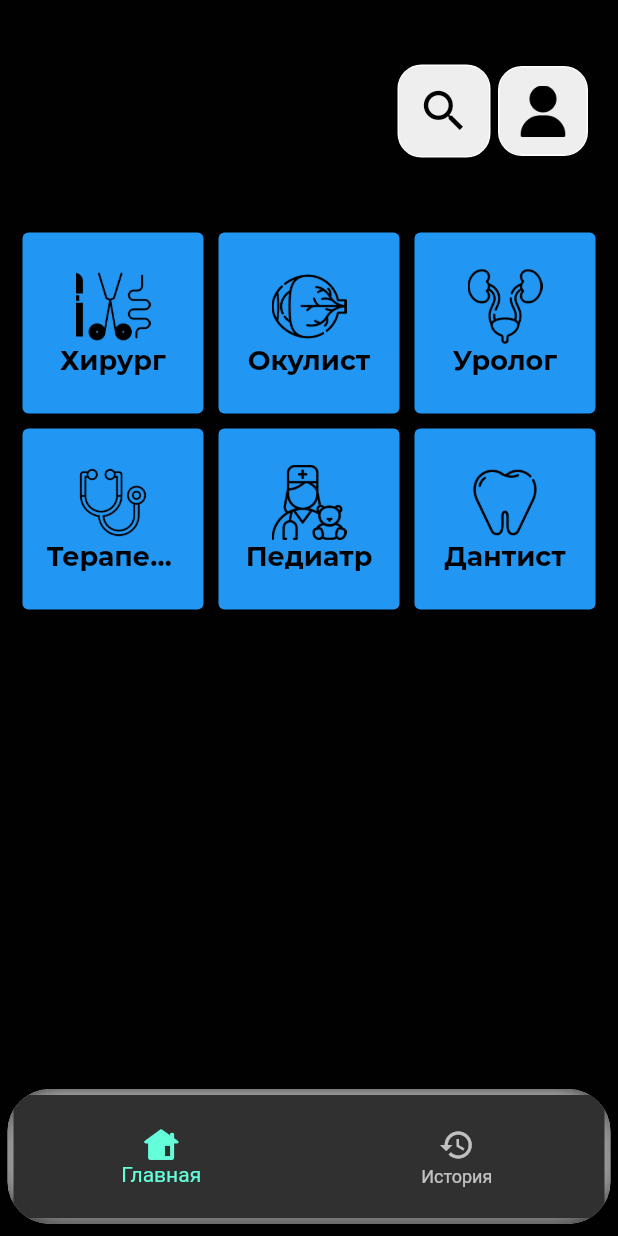
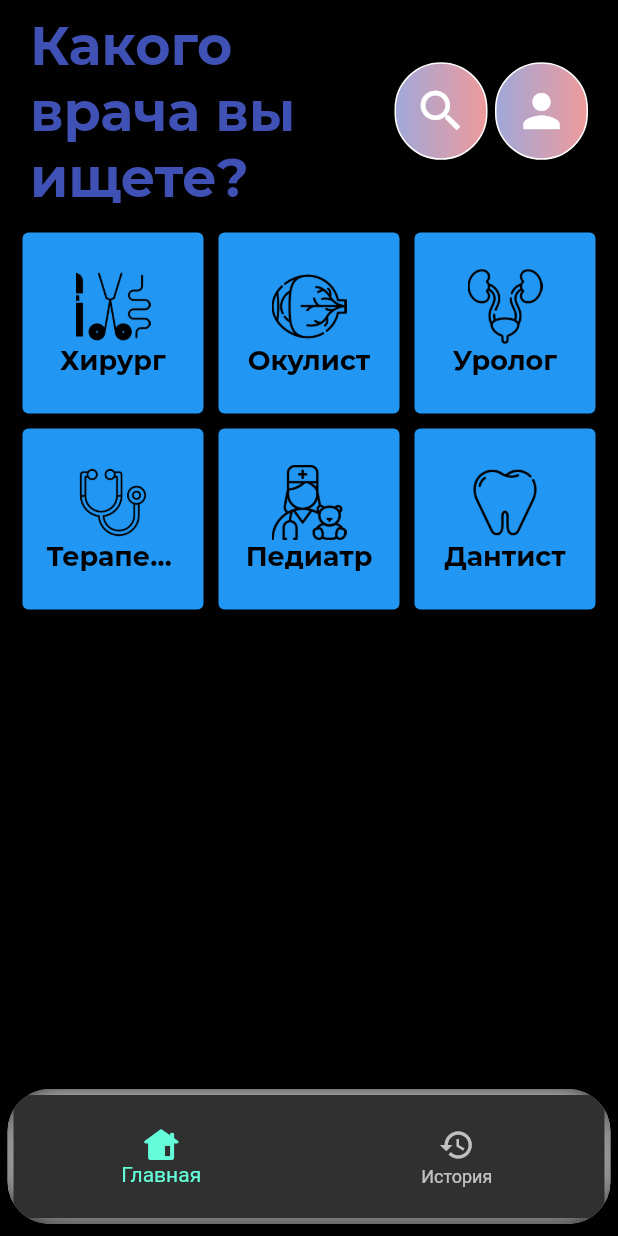
Before and after one commit to shizopudge/healthy_medicine_2, a Flutter app: the screen it shows once a user with an empty profile is signed in, on a phone screen of 412 x 824 dp. Run offline on Flutter 3.47's test engine with Material 2 defaults, Android fonts, the light colour scheme and no system bars; our stand-ins replace cloud_firestore, equatable, file_picker, firebase_auth, firebase_core, firebase_storage and 6 more; accounts and stored records are empty.

Commit message:
ninth commit

```diff
--- a/lib/app_theme.dart
+++ b/lib/app_theme.dart
@@ -11,7 +11,7 @@ final themeNotifierProvider =
 class AppTheme {
   // Colors
   static const blackColor = Color.fromRGBO(1, 1, 1, 1); // primary color
-  static const greyColor = Color.fromRGBO(26, 39, 45, 1); // secondary color
+  static const indigoColor = Colors.indigo; // secondary color
   static const widgetsBgColor = Color.fromARGB(255, 120, 122, 122);
   static const drawerColor = Color.fromRGBO(18, 18, 18, 1);
   static const whiteColor = Colors.white;
@@ -19,10 +19,13 @@ class AppTheme {
   static const primaryTextColor = Color.fromARGB(255, 49, 51, 65);
   static var redColor = Colors.red.shade500;
   static var blueColor = Colors.blue.shade300;
+  static var gradientIndigoToRed =
+      LinearGradient(colors: [Colors.indigo.shade200, Colors.red.shade200]);
+
   static TextStyle headerTextStyle = GoogleFonts.montserrat(
     fontWeight: FontWeight.bold,
     fontSize: 36,
-    color: blackColor,
+    color: indigoColor,
   );
   static TextStyle titleTextStyle = GoogleFonts.montserrat(
     fontWeight: FontWeight.w700,
@@ -53,7 +56,7 @@ class AppTheme {
   // Themes
   static var darkModeAppTheme = ThemeData.dark().copyWith(
     scaffoldBackgroundColor: blackColor,
-    cardColor: greyColor,
+
     appBarTheme: const AppBarTheme(
       backgroundColor: drawerColor,
       iconTheme: IconThemeData(
@@ -70,20 +73,10 @@ class AppTheme {
 
   static var lightModeAppTheme = ThemeData.light().copyWith(
     progressIndicatorTheme: const ProgressIndicatorThemeData(
-      color: blackColor,
+      color: indigoColor,
       circularTrackColor: whiteColor70,
     ),
-    scaffoldBackgroundColor: whiteColor70,
-    cardTheme: CardTheme(
-      color: primaryTextColor,
-      shape: RoundedRectangleBorder(
-        borderRadius: BorderRadius.circular(21),
-      ),
-      elevation: 0,
-      margin: const EdgeInsets.symmetric(
-        vertical: 8,
-      ),
-    ),
+    scaffoldBackgroundColor: whiteColor,
     appBarTheme: const AppBarTheme(
       backgroundColor: whiteColor,
       elevation: 0,
@@ -92,9 +85,10 @@ class AppTheme {
         size: 32,
       ),
     ),
+    iconTheme: const IconThemeData(color: indigoColor),
     elevatedButtonTheme: ElevatedButtonThemeData(
         style: ElevatedButton.styleFrom(
-      foregroundColor: blueColor,
+      foregroundColor: indigoColor,
       backgroundColor: Colors.grey.shade100,
       shape: RoundedRectangleBorder(
         borderRadius: BorderRadius.circular(
@@ -105,8 +99,8 @@ class AppTheme {
     bottomNavigationBarTheme: BottomNavigationBarThemeData(
       elevation: 0,
       backgroundColor: Colors.transparent,
-      selectedItemColor: blackColor,
-      unselectedItemColor: blackColor,
+      selectedItemColor: indigoColor,
+      unselectedItemColor: indigoColor,
       showSelectedLabels: true,
       showUnselectedLabels: false,
       selectedLabelStyle: labelTextStyle,
@@ -118,7 +112,7 @@ class AppTheme {
       backgroundColor: whiteColor,
     ),
     primaryColor: redColor,
-    backgroundColor: whiteColor,
+    backgroundColor: whiteColor70,
   );
 }
 
--- a/lib/drawers/profile_drawer.dart
+++ b/lib/drawers/profile_drawer.dart
@@ -105,7 +105,7 @@ class ProfileDrawer extends ConsumerWidget {
               value: ref.watch(themeNotifierProvider.notifier).mode ==
                   ThemeMode.dark,
               onChanged: (value) => toggleTheme(ref),
-              activeColor: AppTheme.greyColor,
+              activeColor: AppTheme.indigoColor,
             ),
           ],
         ),
--- a/lib/screens/history_screen.dart
+++ b/lib/screens/history_screen.dart
@@ -77,6 +77,8 @@ class _HistoryScreenState extends ConsumerState<HistoryScreen> {
                         style: AppTheme.labelTextStyle,
                       ),
                       PopupMenuButton<HistoryMenu>(
+                          iconSize: 28,
+                          elevation: 0,
                           onSelected: (HistoryMenu item) {
                             if (item == HistoryMenu.all) {
                               setState(() {
--- a/lib/widgets/app_bars/main_appbar.dart
+++ b/lib/widgets/app_bars/main_appbar.dart
@@ -44,15 +44,15 @@ class MainAppBar extends ConsumerWidget {
                 borderRadius: BorderRadius.circular(21),
                 child: Container(
                   padding: const EdgeInsets.all(12),
+                  height: 65,
                   decoration: BoxDecoration(
                     border: Border.all(color: Colors.white),
-                    borderRadius: BorderRadius.circular(16),
-                    color: Colors.grey[200],
+                    borderRadius: BorderRadius.circular(32),
+                    gradient: AppTheme.gradientIndigoToRed,
                   ),
                   child: const Icon(
                     Icons.search,
                     size: 36,
-                    color: AppTheme.blackColor,
                   ),
                 ),
               ),
@@ -64,35 +64,21 @@ class MainAppBar extends ConsumerWidget {
                   borderRadius: BorderRadius.circular(21),
                   child: Container(
                     padding: const EdgeInsets.all(12),
-                    height: 60,
+                    height: 65,
                     decoration: BoxDecoration(
                       border: Border.all(color: Colors.white),
-                      borderRadius: BorderRadius.circular(16),
-                      color: Colors.grey[200],
+                      borderRadius: BorderRadius.circular(32),
+                      gradient: AppTheme.gradientIndigoToRed,
                     ),
                     child: user.avatar == ''
-                        ? Image.asset(Constants.avatarDefault)
+                        ? const Icon(
+                            Icons.person,
+                            size: 36,
+                          )
                         : Image.network(user.avatar),
                   ),
                 ),
               ),
-              // InkWell(
-              //   onTap: onMenuTap,
-              //   borderRadius: BorderRadius.circular(21),
-              //   child: Container(
-              //     padding: const EdgeInsets.all(12),
-              //     decoration: BoxDecoration(
-              //       border: Border.all(color: Colors.white),
-              //       borderRadius: BorderRadius.circular(16),
-              //       color: Colors.grey[200],
-              //     ),
-              //     child: const Icon(
-              //       Icons.menu,
-              //       size: 36,
-              //       color: AppTheme.blackColor,
-              //     ),
-              //   ),
-              // ),
             ],
           ),
         ],
--- a/lib/widgets/buttons/menu_clinic_widget.dart
+++ b/lib/widgets/buttons/menu_clinic_widget.dart
@@ -21,8 +21,6 @@ class MenuOfClinic extends StatelessWidget {
       padding: const EdgeInsets.all(8.0),
       child: ElevatedButton(
         style: ButtonStyle(
-          overlayColor: MaterialStateProperty.all(Constants.textColor),
-          backgroundColor: MaterialStateProperty.all(Constants.secondColor),
           shape: MaterialStateProperty.all<RoundedRectangleBorder>(
             RoundedRectangleBorder(
               borderRadius: BorderRadius.circular(
```
Also changed, not shown: lib/screens/clinic_screen.dart (+13 -40 lines), lib/widgets/app_bars/top_appbar.dart (+58 -13 lines), lib/widgets/cards/entry_card.dart (+7 -0 lines).
